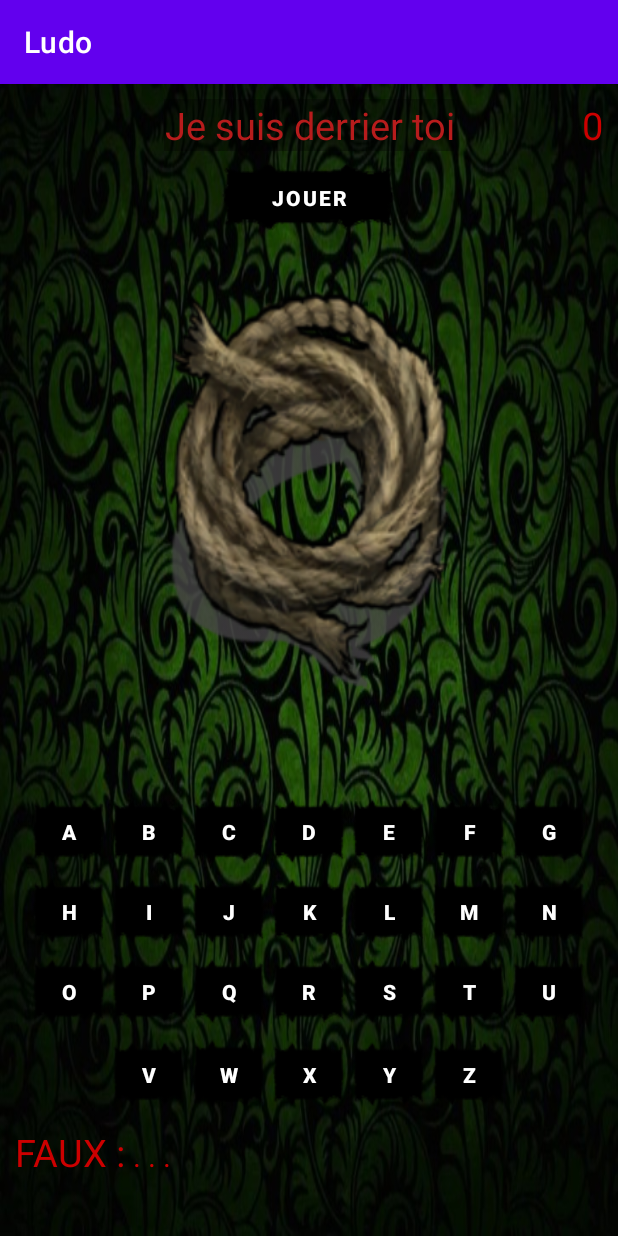
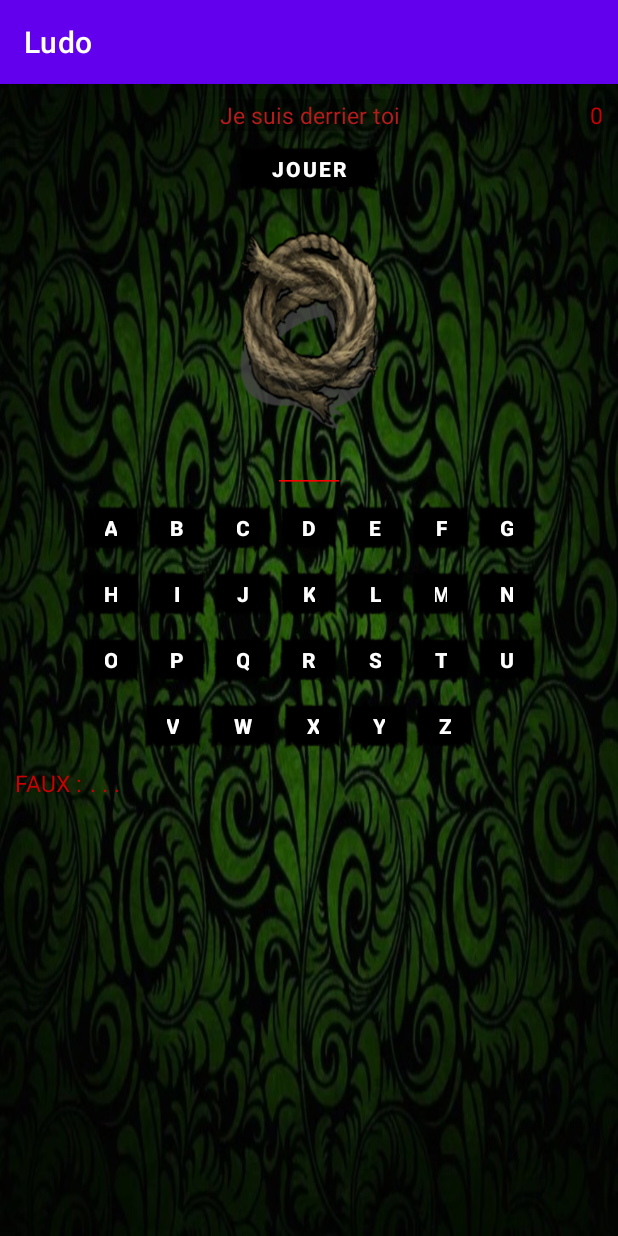
Before and after one commit to JadeRoublot/Ludo2.0JR, an Android app: the PenduActivity screen opened directly, with no data from a screen before it, on a phone screen of 412 x 824 dp. Run offline under Robolectric (Android 15) with nearby library versions, the phone set to English and light mode, and no system bars.

Commit message:
Update 1

```diff
--- a/app/src/main/java/fr/siomd/ludo/PenduActivity.java
+++ b/app/src/main/java/fr/siomd/ludo/PenduActivity.java
@@ -20,7 +20,7 @@ import fr.siomd.ludo.databinding.ActivityPenduBinding;
 
 public class PenduActivity extends AppCompatActivity {
     private static final String TAG = "Pendu";
-    private static final int NB_ESSAY = 4;
+
     private ActivityPenduBinding ui;
     private ArrayList<Theme> lesThemes;
     private String[] tbAnecdote = {"Jouer au pendu et changer de vie !", "Le pendu est un jeu a jouer au moin une foix dans une vie", "Je suis derrier toi", "trois, de , un , pret? PENDU !", "quelle jeux tendus pour une simple jeux de pendu"};
@@ -60,16 +60,20 @@ public class PenduActivity extends AppCompatActivity {
         // évidemment dans votre jeu de pendu, au lieu de faire un toast, il convient de traiter la lettre proposée
         int nbCord = 0;
         leBourreauClopin.executer(lalettre.charAt(0));
+        ui.tvMot.setText(leBourreauClopin.getLeMotEnCours());
+        ui.tvQui.setText(leBourreauClopin.getLesLettresAuRebut ());
         String message = "";
         // si erreur (lettre non trouvée dans le mot)  adapter image pendu
-        if (leBourreauClopin.getLesLettresAuRebut () == lalettre){
+        if (leBourreauClopin.leMotChercheTableau() == lalettre){
             ui.tvQui.setText(leBourreauClopin.getLesLettresAuRebut ());
             nbCord++;
             ui.imgPendu.setImageResource(getImageResource(nbCord));
 
         // si gagné --> afficher  "GAGNE" et afficher le score (leJuge.getScore())
          } else if ( leBourreauClopin.isGagne() == true) {
+
             ui.tvScore.setText(leJugeFrollo.getScore());
+
             message = String.format(Locale.getDefault(), "GAGNER ");
 
         } else if (leBourreauClopin.isPerdu() == true) {
--- a/app/src/main/java/fr/siomd/ludo/entity/Bourreau.java
+++ b/app/src/main/java/fr/siomd/ludo/entity/Bourreau.java
@@ -9,7 +9,7 @@ package fr.siomd.ludo.entity;
 import java.util.ArrayList;
 
 public class Bourreau {
-    public static final int MAX_REBUT = 8;    // nombre maximum de lettres au rebut
+    public static final int MAX_REBUT = 4;    // nombre maximum de lettres au rebut
 
     private Juge leJuge;           // le juge
     private Mot leMot;             // mot à chercher de type Mot
--- a/app/src/main/java/fr/siomd/ludo/entity/Theme.java
+++ b/app/src/main/java/fr/siomd/ludo/entity/Theme.java
@@ -28,7 +28,7 @@ public class Theme {
     }
 
     public void ajouterMot(Mot pMot) {
-        lesMots = lesMots ;
+        lesMots.add(pMot) ;
     }
 
     // retourne le nombre total de points du thème
--- a/app/src/main/res/layout/activity_pendu.xml
+++ b/app/src/main/res/layout/activity_pendu.xml
@@ -27,7 +27,7 @@
             android:gravity="center"
             android:text="@string/tvPendu"
             android:textColor="#B71C1C"
-            android:textSize="25dp" />
+            android:textSize="15dp" />
 
         <TextView
             android:id="@+id/tvScore"
@@ -37,7 +37,7 @@
             android:layout_alignParentRight="true"
             android:text="0"
             android:textColor="@android:color/holo_red_dark"
-            android:textSize="25dp" />
+            android:textSize="15dp" />
 
     </RelativeLayout>
 
@@ -48,8 +48,8 @@
 
         <Button
             android:id="@+id/btJouer3"
-            android:layout_width="120dp"
-            android:layout_height="wrap_content"
+            android:layout_width="100dp"
+            android:layout_height="40dp"
             android:layout_centerInParent="true"
             android:layout_gravity="center_horizontal"
             android:background="@drawable/buttonplay"
@@ -69,8 +69,8 @@
 
         <ImageView
             android:id="@+id/imgPendu"
-            android:layout_width="300dp"
-            android:layout_height="320dp"
+            android:layout_width="140dp"
+            android:layout_height="160dp"
             android:layout_centerInParent="true"
             android:adjustViewBounds="true"
             android:contentDescription="Le pendu"
@@ -91,12 +91,12 @@
             android:id="@+id/tvMot"
             android:layout_width="wrap_content"
             android:layout_height="wrap_content"
-            android:layout_centerInParent="true"
+            android:layout_centerHorizontal="true"
             android:layout_gravity="center_horizontal"
             android:gravity="center"
             android:text="@string/tvMot"
             android:textColor="#FB0000"
-            android:textSize="25dp" />
+            android:textSize="15dp" />
 
     </RelativeLayout>
 
@@ -108,8 +108,8 @@
 
         <Button
             android:id="@+id/btA"
-            android:layout_width="wrap_content"
-            android:layout_height="wrap_content"
+            android:layout_width="40dp"
+            android:layout_height="40dp"
             android:layout_margin="2dp"
             android:background="@drawable/buttonlettre"
             android:minWidth="35dp"
@@ -121,8 +121,8 @@
 
         <Button
             android:id="@+id/btB"
-            android:layout_width="wrap_content"
-            android:layout_height="wrap_content"
+            android:layout_width="40dp"
+            android:layout_height="40dp"
             android:layout_margin="2dp"
             android:minWidth="35dp"
             android:onClick="onClickbtLettre"
@@ -134,8 +134,8 @@
 
         <Button
             android:id="@+id/btC"
-            android:layout_width="wrap_content"
-            android:layout_height="wrap_content"
+            android:layout_width="40dp"
+            android:layout_height="40dp"
             android:layout_margin="2dp"
             android:minWidth="35dp"
             android:onClick="onClickbtLettre"
@@ -148,8 +148,8 @@
 
         <Button
             android:id="@+id/btD"
-            android:layout_width="wrap_content"
-            android:layout_height="wrap_content"
+            android:layout_width="40dp"
+            android:layout_height="40dp"
             android:layout_margin="2dp"
             android:minWidth="35dp"
             android:onClick="onClickbtLettre"
@@ -162,8 +162,8 @@
 
         <Button
             android:id="@+id/btE"
-            android:layout_width="wrap_content"
-            android:layout_height="wrap_content"
+            android:layout_width="40dp"
+            android:layout_height="40dp"
             android:layout_margin="2dp"
             android:minWidth="35dp"
             android:onClick="onClickbtLettre"
@@ -176,8 +176,8 @@
 
         <Button
             android:id="@+id/btF"
-            android:layout_width="wrap_content"
-            android:layout_height="wrap_content"
+            android:layout_width="40dp"
+            android:layout_height="40dp"
             android:layout_margin="2dp"
             android:minWidth="35dp"
             android:onClick="onClickbtLettre"
@@ -190,8 +190,8 @@
 
         <Button
             android:id="@+id/btG"
-            android:layout_width="wrap_content"
-            android:layout_height="wrap_content"
+            android:layout_width="40dp"
+            android:layout_height="40dp"
             android:layout_margin="2dp"
             android:minWidth="35dp"
             android:onClick="onClickbtLettre"
@@ -214,8 +214,8 @@
 
         <Button
             android:id="@+id/btH"
-            android:layout_width="wrap_content"
-            android:layout_height="wrap_content"
+            android:layout_width="40dp"
+            android:layout_height="40dp"
             android:layout_margin="2dp"
             android:minWidth="35dp"
             android:onClick="onClickbtLettre"
@@ -227,8 +227,8 @@
 
         <Button
             android:id="@+id/btI"
-            android:layout_width="wrap_content"
-            android:layout_height="wrap_content"
+            android:layout_width="40dp"
+            android:layout_height="40dp"
             android:layout_margin="2dp"
             android:minWidth="35dp"
             android:onClick="onClickbtLettre"
@@ -240,8 +240,8 @@
 
         <Button
             android:id="@+id/btJ"
-            android:layout_width="wrap_content"
-            android:layout_height="wrap_content"
+            android:layout_width="40dp"
+            android:layout_height="40dp"
             android:layout_margin="2dp"
             android:minWidth="35dp"
             android:onClick="onClickbtLettre"
@@ -253,8 +253,8 @@
 
         <Button
             android:id="@+id/btK"
-            android:layout_width="wrap_content"
-            android:layout_height="wrap_content"
+            android:layout_width="40dp"
+            android:layout_height="40dp"
             android:layout_margin="2dp"
             android:minWidth="35dp"
             android:onClick="onClickbtLettre"
@@ -266,8 +266,8 @@
 
         <Button
             android:id="@+id/btL"
-            android:layout_width="wrap_content"
-            android:layout_height="wrap_content"
+            android:layout_width="40dp"
+            android:layout_height="40dp"
             android:layout_margin="2dp"
             android:minWidth="35dp"
             android:onClick="onClickbtLettre"
@@ -279,8 +279,8 @@
 
         <Button
             android:id="@+id/btM"
-            android:layout_width="wrap_content"
-            android:layout_height="wrap_content"
+            android:layout_width="40dp"
+            android:layout_height="40dp"
             android:layout_margin="2dp"
             android:minWidth="35dp"
             android:onClick="onClickbtLettre"
@@ -292,8 +292,8 @@
 
         <Button
             android:id="@+id/btN"
-            android:layout_width="wrap_content"
-            android:layout_height="wrap_content"
+            android:layout_width="40dp"
+            android:layout_height="40dp"
             android:layout_margin="2dp"
             android:minWidth="35dp"
             android:onClick="onClickbtLettre"
@@ -315,8 +315,8 @@
 
         <Button
             android:id="@+id/btO"
-            android:layout_width="wrap_content"
-            android:layout_height="wrap_content"
+            android:layout_width="40dp"
+            android:layout_height="40dp"
             android:layout_margin="2dp"
             android:minWidth="35dp"
             android:onClick="onClickbtLettre"
@@ -329,8 +329,8 @@
 
         <Button
             android:id="@+id/btP"
-            android:layout_width="wrap_content"
-            android:layout_height="wrap_content"
+            android:layout_width="40dp"
+            android:layout_height="40dp"
             android:layout_margin="2dp"
             android:minWidth="35dp"
             android:onClick="onClickbtLettre"
@@ -342,8 +342,8 @@
 
         <Button
             android:id="@+id/btQ"
-            android:layout_width="wrap_content"
-            android:layout_height="wrap_content"
+            android:layout_width="40dp"
+            android:layout_height="40dp"
             android:layout_margin="2dp"
             android:minWidth="35dp"
             android:onClick="onClickbtLettre"
@@ -355,8 +355,8 @@
 
         <Button
             android:id="@+id/btR"
-            android:layout_width="wrap_content"
-            android:layout_height="wrap_content"
+            android:layout_width="40dp"
+            android:layout_height="40dp"
             android:layout_margin="2dp"
             android:minWidth="35dp"
             android:onClick="onClickbtLettre"
@@ -368,8 +368,8 @@
 
         <Button
             android:id="@+id/btS"
-            android:layout_width="wrap_content"
-            android:layout_height="wrap_content"
+            android:layout_width="40dp"
+            android:layout_height="40dp"
             android:layout_margin="2dp"
             android:minWidth="35dp"
             android:onClick="onClickbtLettre"
@@ -381,8 +381,8 @@
 
         <Button
             android:id="@+id/btT"
-            android:layout_width="wrap_content"
-            android:layout_height="wrap_content"
+            android:layout_width="40dp"
+            android:layout_height="40dp"
             android:layout_margin="2dp"
             android:minWidth="35dp"
             android:onClick="onClickbtLettre"
@@ -394,8 +394,8 @@
 
         <Button
             android:id="@+id/btU"
-            android:layout_width="wrap_content"
-            android:layout_height="wrap_content"
+            android:layout_width="40dp"
+            android:layout_height="40dp"
             android:layout_margin="2dp"
             android:minWidth="35dp"
             android:onClick="onClickbtLettre"
@@ -415,8 +415,8 @@
 
         <Button
             android:id="@+id/btV"
-            android:layout_width="wrap_content"
-            android:layout_height="wrap_content"
+            android:layout_width="40dp"
+            android:layout_height="40dp"
             android:layout_margin="2dp"
             android:minWidth="35dp"
             android:onClick="onClickbtLettre"
@@ -428,8 +428,8 @@
 
         <Button
             android:id="@+id/btW"
-            android:layout_width="wrap_content"
-            android:layout_height="53dp"
+            android:layout_width="45dp"
+            android:layout_height="40dp"
             android:layout_margin="2dp"
             android:background="@drawable/buttonlettre"
             android:minWidth="35dp"
@@ -442,8 +442,8 @@
 
         <Button
             android:id="@+id/btX"
-            android:layout_width="wrap_content"
-            android:layout_height="wrap_content"
+            android:layout_width="40dp"
+            android:layout_height="40dp"
             android:layout_margin="2dp"
             android:minWidth="35dp"
             android:onClick="onClickbtLettre"
@@ -455,8 +455,8 @@
 
         <Button
             android:id="@+id/btY"
-            android:layout_width="wrap_content"
-            android:layout_height="wrap_content"
+            android:layout_width="40dp"
+            android:layout_height="40dp"
             android:layout_margin="2dp"
             android:background="@drawable/buttonlettre"
             android:minWidth="35dp"
@@ -468,8 +468,8 @@
 
         <Button
             android:id="@+id/btZ"
-            android:layout_width="wrap_content"
-            android:layout_height="wrap_content"
+            android:layout_width="40dp"
+            android:layout_height="40dp"
             android:layout_margin="2dp"
             android:minWidth="35dp"
             android:onClick="onClickbtLettre"
@@ -492,7 +492,7 @@
             android:layout_height="wrap_content"
             android:text="FAUX :"
             android:textColor="@android:color/holo_red_dark"
-            android:textSize="25dp" />
+            android:textSize="15dp" />
 
         <TextView
             android:id="@+id/tvQui"
@@ -501,7 +501,7 @@
             android:layout_marginLeft="5dp"
             android:text="@string/tvQui"
             android:textColor="@android:color/holo_red_dark"
-            android:textSize="20dp"
+            android:textSize="15dp"
             tools:ignore="TextContrastCheck" />
 
 
--- a/app/src/main/res/xml/dico.xml
+++ b/app/src/main/res/xml/dico.xml
@@ -15,14 +15,14 @@
     </theme>
 
     <theme nom="sanglant">
-        // <mot contenu="torture" points="2"></mot>
+        <mot contenu="torture" points="2"></mot>
         <mot contenu="billot" points="3"></mot>
         <mot contenu="etranglement" points="6"></mot>
         <mot contenu="evisceration" points="7"></mot>
     </theme>
 
     <theme nom="hunchback">
-        // <mot contenu="clopin" points="2"></mot>
+        <mot contenu="clopin" points="2"></mot>
         <mot contenu="frollo" points="3"></mot>
         <mot contenu="phoebus" points="4"></mot>
         <mot contenu="esmeralda" points="5"></mot>
```
